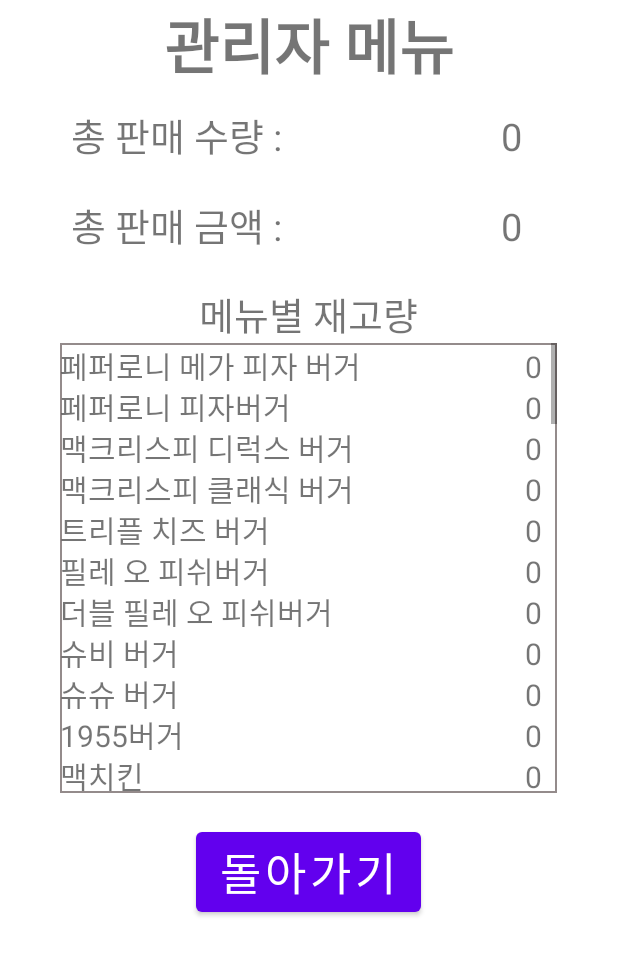
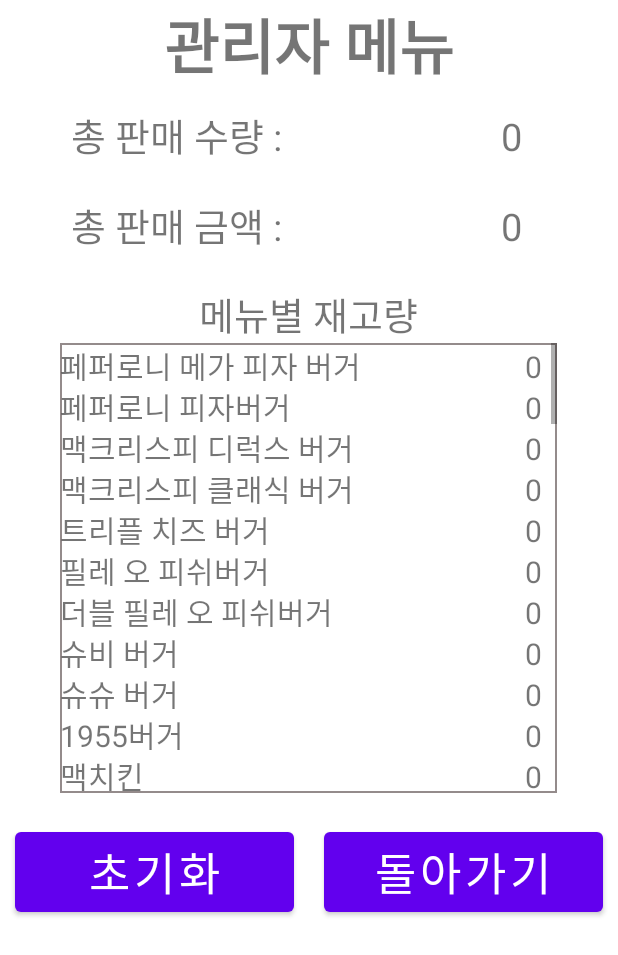
Before and after one commit to KNU-Mobile-22/MacDonald, an Android app: the layout activity_supervisor.xml on its own in the app's theme, with its tools: preview values and no code run, on a phone screen of 412 x 824 dp. Shown: the top 955 px of the screen. Run offline under Robolectric (Android 15) with nearby library versions, the phone set to English and light mode, and no system bars.

Commit message:
관리자 모드 초기화버튼 추가, 주문 안했을 때 결제 막음, 결제 완료 시 재고 반영 임시 수정

```diff
--- a/app/src/main/java/kr/aifor/lyr/knu_finalproject/DessertMenuActivity.kt
+++ b/app/src/main/java/kr/aifor/lyr/knu_finalproject/DessertMenuActivity.kt
@@ -76,8 +76,7 @@ class DessertMenuActivity : AppCompatActivity() {
     fun ItemClickLister(v: View, data: Menu, position: Int) {
         if (fireBaseData.get((data.code).toString())!!.left == 0) {
             Toast.makeText(applicationContext, "해당 상품은 품절입니다.", Toast.LENGTH_SHORT).show()
-        }
-        if (data.code / 100 == 1) {
+        } else if (data.code / 100 == 1) {
             /**
              * 버거 선택시 Intent에 선택한 버거 코드를 넣어 사이드 선택 메뉴로 전달.
              */
--- a/app/src/main/java/kr/aifor/lyr/knu_finalproject/DrinkMenuActivity.kt
+++ b/app/src/main/java/kr/aifor/lyr/knu_finalproject/DrinkMenuActivity.kt
@@ -77,7 +77,7 @@ class DrinkMenuActivity : AppCompatActivity() {
         if (fireBaseData.get((data.code).toString())!!.left == 0) {
             Toast.makeText(applicationContext, "해당 상품은 품절입니다.", Toast.LENGTH_SHORT).show()
         }
-        if (data.code / 100 == 1) {
+        else if (data.code / 100 == 1) {
             /**
              * 버거 선택시 Intent에 선택한 버거 코드를 넣어 사이드 선택 메뉴로 전달.
              */
--- a/app/src/main/java/kr/aifor/lyr/knu_finalproject/EasyMenuActivity.kt
+++ b/app/src/main/java/kr/aifor/lyr/knu_finalproject/EasyMenuActivity.kt
@@ -125,6 +125,9 @@ class EasyMenuActivity : AppCompatActivity() {
 
         var paymentButton = findViewById<Button>(R.id.easy_payment_btn)
         paymentButton.setOnClickListener {
+            if (orderMap.isEmpty()) {
+                Toast.makeText(applicationContext,"주문할 메뉴를 선택해주세요", Toast.LENGTH_SHORT).show()
+            } else {
                 val intent2 = Intent(this, PaymentSelectActivity::class.java)
                 if (orderMap == null)
                     Log.d("Gen", "OrderMap is Null")
@@ -134,6 +137,7 @@ class EasyMenuActivity : AppCompatActivity() {
 
                 startActivity(intent2)
                 finish()
+            }
         }
 
         val cancelButton = findViewById<Button>(R.id.easy_cancle_btn)
--- a/app/src/main/java/kr/aifor/lyr/knu_finalproject/Menu.kt
+++ b/app/src/main/java/kr/aifor/lyr/knu_finalproject/Menu.kt
@@ -5,7 +5,7 @@ public class Menu(
     var price: Int = 0,
     var code: Int = 0,
     var image_uri: Int = 0,
-    var left: Int = 50
+    var left: Int = 20
 ):java.io.Serializable
 
 /**
--- a/app/src/main/res/layout/activity_supervisor.xml
+++ b/app/src/main/res/layout/activity_supervisor.xml
@@ -1431,13 +1431,30 @@
 
     </ScrollView>
 
-    <Button
-        android:id="@+id/supervisor_back_btn"
-        android:layout_width="wrap_content"
-        android:layout_height="match_parent"
-        android:layout_margin="10dp"
-        android:text="돌아가기"
-        android:textSize="30dp" />
+    <LinearLayout
+        android:layout_width="match_parent"
+        android:layout_height="wrap_content"
+        android:orientation="horizontal">
+
+        <Button
+            android:id="@+id/supervisor_init_btn"
+            android:layout_width="0dp"
+            android:layout_height="wrap_content"
+            android:layout_margin="10dp"
+            android:layout_weight="1"
+            android:text="초기화"
+            android:textSize="30dp" />
+
+        <Button
+            android:id="@+id/supervisor_back_btn"
+            android:layout_width="0dp"
+            android:layout_height="wrap_content"
+            android:layout_margin="10dp"
+            android:layout_weight="1"
+            android:text="돌아가기"
+            android:textSize="30dp" />
+
+    </LinearLayout>
 
 
 </LinearLayout>
```
Also changed, not shown: app/src/main/java/kr/aifor/lyr/knu_finalproject/CardInsertActivity.kt (+37 -7 lines), app/src/main/java/kr/aifor/lyr/knu_finalproject/GeneralMenuActivity.kt (+8 -6 lines), app/src/main/java/kr/aifor/lyr/knu_finalproject/SupervisorActivity.kt (+49 -7 lines). Lines whose indentation alone changed are shown as unchanged.
